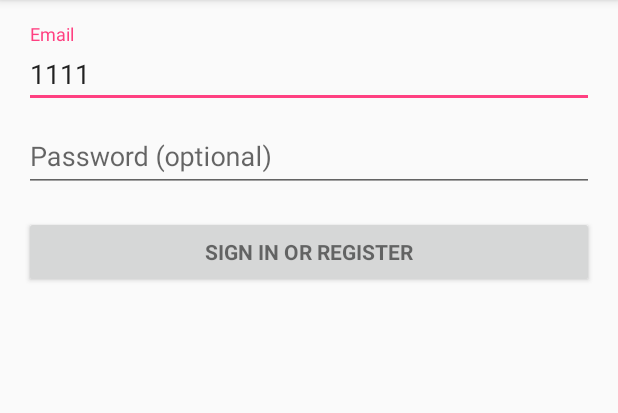
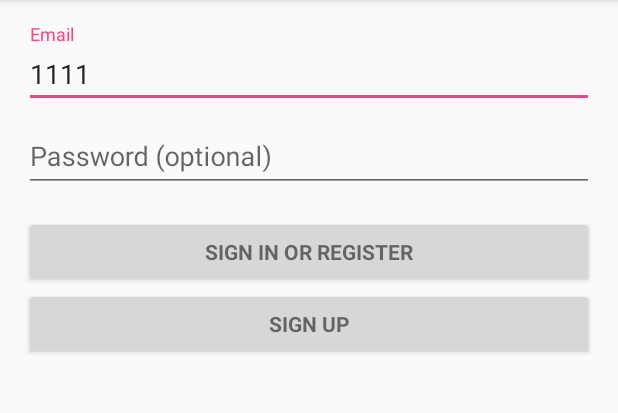
Before and after one commit to KarlQQ/Ezrip, an Android app: the screen it shows after launch (LoginActivity), on a phone screen of 412 x 824 dp, the part 84-497 px from its top. Run offline under Robolectric (Android 15) with nearby library versions, the phone set to English and light mode, and no system bars; libraries missing offline, so code that uses them is left out: com.firebase.client; 6 statements that could not run were skipped.

Commit message:
add sign up page

```diff
--- a/app/build.gradle
+++ b/app/build.gradle
@@ -35,4 +35,6 @@ dependencies {
 
 
 
+
+
 apply plugin: 'com.google.gms.google-services'
--- a/app/src/main/AndroidManifest.xml
+++ b/app/src/main/AndroidManifest.xml
@@ -23,6 +23,9 @@
                 <category android:name="android.intent.category.LAUNCHER" />
             </intent-filter>
         </activity>
+        <activity
+            android:name=".SignUpActivity"
+            ></activity>
     </application>
 
 </manifest>
--- a/app/src/main/java/com/gugi/travel/ezrip/LoginActivity.java
+++ b/app/src/main/java/com/gugi/travel/ezrip/LoginActivity.java
@@ -3,6 +3,7 @@ package com.gugi.travel.ezrip;
 import android.animation.Animator;
 import android.animation.AnimatorListenerAdapter;
 import android.annotation.TargetApi;
+import android.content.Intent;
 import android.content.pm.PackageManager;
 import android.support.annotation.NonNull;
 import android.support.design.widget.Snackbar;
@@ -113,6 +114,15 @@ public class LoginActivity extends AppCompatActivity implements LoaderCallbacks<
 
         mLoginFormView = findViewById(R.id.login_form);
         mProgressView = findViewById(R.id.login_progress);
+
+        Button mEmail_SignUpButton = (Button) findViewById(R.id.email_sign_up_button);
+        mEmail_SignUpButton.setOnClickListener(new OnClickListener() {
+            @Override
+            public void onClick(View view) {
+                Intent i = new Intent(LoginActivity.this, SignUpActivity.class);
+                startActivity(i);
+            }
+        });
     }
 
     private void populateAutoComplete() {
--- a/app/src/main/res/layout/activity_login.xml
+++ b/app/src/main/res/layout/activity_login.xml
@@ -73,6 +73,14 @@
                 android:text="@string/action_sign_in"
                 android:textStyle="bold" />
 
+            <Button
+                android:id="@+id/email_sign_up_button"
+                style="?android:textAppearanceSmall"
+                android:layout_width="match_parent"
+                android:layout_height="wrap_content"
+                android:text="@string/action_sign_up"
+                android:textStyle="bold"/>
+
         </LinearLayout>
     </ScrollView>
 </LinearLayout>
--- a/app/src/main/res/values/strings.xml
+++ b/app/src/main/res/values/strings.xml
@@ -6,6 +6,7 @@
     <string name="prompt_password">Password (optional)</string>
     <string name="action_sign_in">Sign in or register</string>
     <string name="action_sign_in_short">Sign in</string>
+    <string name="action_sign_up">Sign up</string>
     <string name="error_invalid_email">This email address is invalid</string>
     <string name="error_invalid_password">This password is too short</string>
     <string name="error_incorrect_password">This password is incorrect</string>
```
Also changed, not shown: app/src/main/java/com/gugi/travel/ezrip/SignUpActivity.java (added, +16 -0 lines), app/src/main/res/layout/activity_signup.xml (added, +25 -0 lines).
